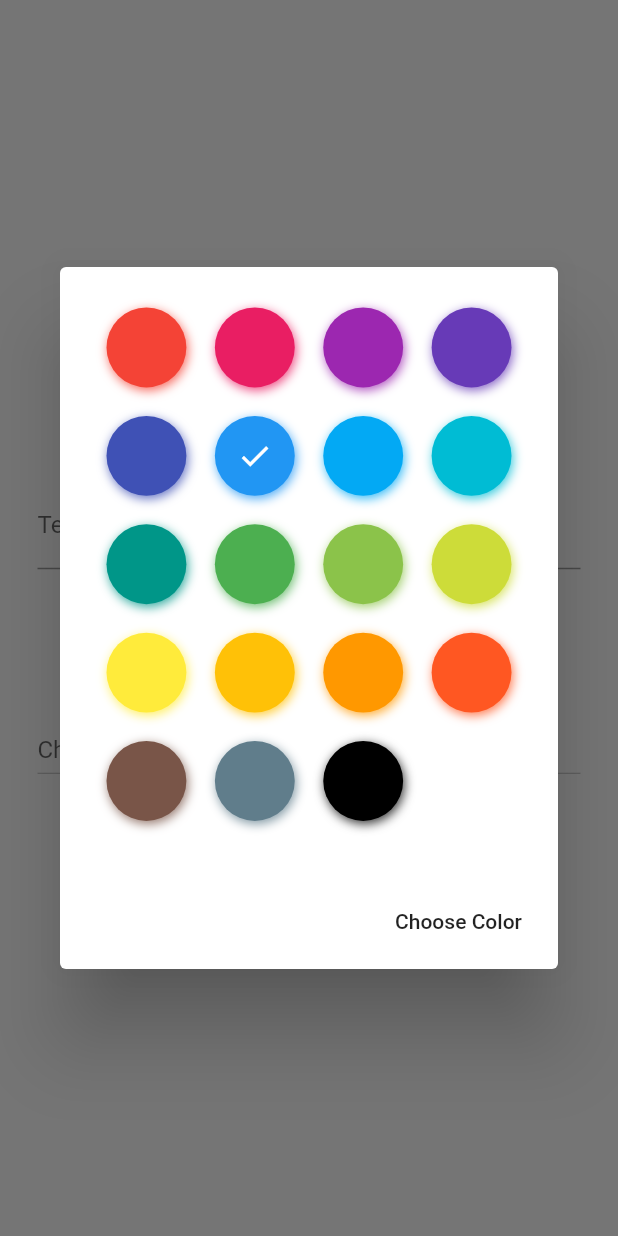
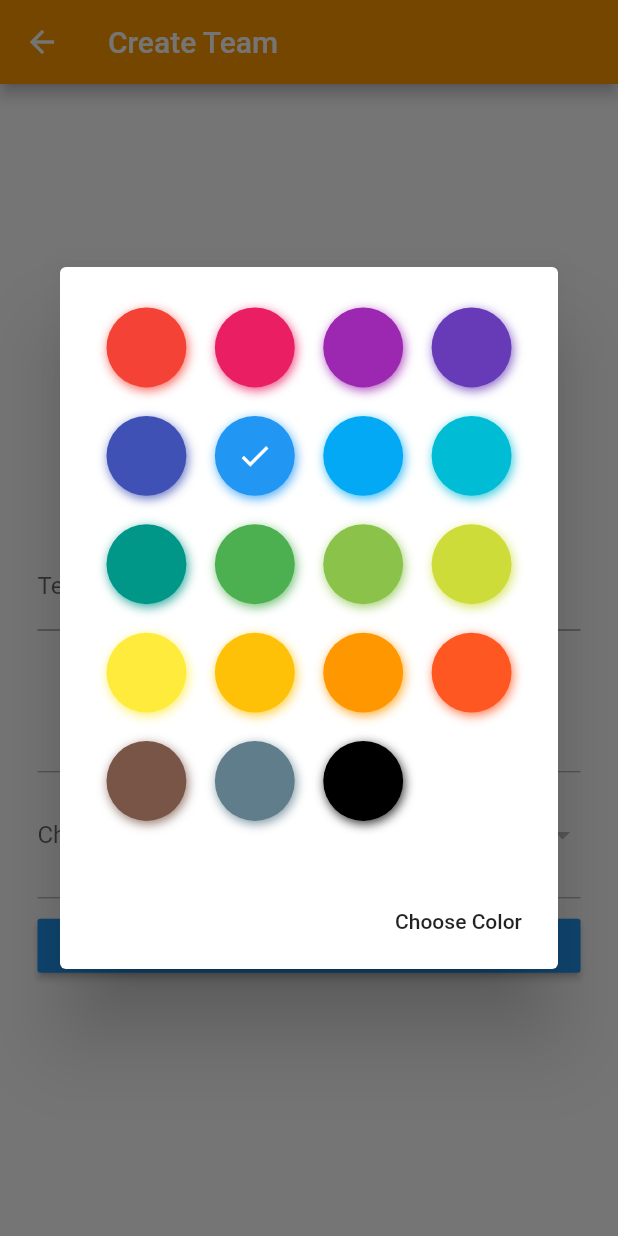
Before and after one commit to sullyTheDev/risky-biscuits, a Flutter app: the CreateTeamPage screen opened directly, after a tap on "Choose Team color", on a phone screen of 412 x 824 dp. Run offline on Flutter 3.47's test engine with Material 2 defaults, Android fonts, the phone set to English and light mode, and no system bars; drawn by our look-alikes of flutter_colorpicker; our stand-ins replace firebase_auth, flutter_slidable, flutter_svg; accounts and stored records are empty; network calls fail.

Commit message:
added teams stuff

```diff
--- a/lib/screens/create-team.dart
+++ b/lib/screens/create-team.dart
@@ -2,6 +2,8 @@ import 'dart:convert';
 
 import 'package:Risky_Biscuits/models/team.model.dart';
 import 'package:Risky_Biscuits/models/user.model.dart';
+import 'package:Risky_Biscuits/screens/teams.dart';
+import 'package:firebase_auth/firebase_auth.dart';
 import 'package:flutter/material.dart';
 import 'package:flutter_colorpicker/block_picker.dart';
 import 'package:http/http.dart' as http;
@@ -34,9 +36,12 @@ class CreateTeamPageState extends State<CreateTeamPage> {
   @override
   Widget build(BuildContext context) {
     return Scaffold(
+        appBar: AppBar(
+          title: Text('Create Team'),
+        ),
         body: SingleChildScrollView(
             child: Container(
-      height: MediaQuery.of(context).size.height,
+          height: MediaQuery.of(context).size.height - 100,
           padding: EdgeInsets.all(25),
           child: Center(
               child: Form(
@@ -47,9 +52,12 @@ class CreateTeamPageState extends State<CreateTeamPage> {
                 crossAxisAlignment: CrossAxisAlignment.stretch,
                 children: <Widget>[
                   Padding(
+                    padding: EdgeInsets.only(bottom: 20.0),
+                    child: Icon(Icons.people, size: 150.0, color: Colors.grey),
+                  ),
+                  Padding(
                     padding: EdgeInsets.only(top: 10.0, bottom: 10.0),
-              ),
-              TextFormField(
+                    child: TextFormField(
                       validator: (input) {
                         if (input.isEmpty) {
                           return 'Team name is required';
@@ -59,25 +67,31 @@ class CreateTeamPageState extends State<CreateTeamPage> {
                       onSaved: (input) => _teamName = input,
                       decoration: InputDecoration(labelText: 'Team Name'),
                     ),
+                  ),
                   Padding(
                     padding: EdgeInsets.only(top: 10.0, bottom: 10.0),
-              ),
-              ListTile(
+                    child: ListTile(
                       onTap: _showColorPicker,
                       title: Text('Choose Team color'),
                       leading: CircleAvatar(
                         backgroundColor: _teamColor,
                       ),
                     ),
+                  ),
+                  Divider(
+                    color: Colors.grey,
+                  ),
                   Padding(
                     padding: EdgeInsets.only(top: 10.0, bottom: 10.0),
-              ),
-              DropdownButton(
+                    child: DropdownButtonHideUnderline(
+                        child: DropdownButton(
                       value: _selectedUser,
-                items: _users?.map((u) => DropdownMenuItem(
+                      items: _users
+                          ?.map((u) => DropdownMenuItem(
                                 value: u,
                                 child: Text(u.name),
-                    ))?.toList(),
+                              ))
+                          ?.toList(),
                       hint: Text('Choose a teammate'),
                       onChanged: (user) {
                         setState(() {
@@ -85,7 +99,20 @@ class CreateTeamPageState extends State<CreateTeamPage> {
                           _selectedUser = user;
                         });
                       },
-              )
+                    )),
+                  ),
+                  Divider(
+                    color: Colors.grey,
+                  ),
+                  SizedBox(
+                    width: double.infinity,
+                    child: RaisedButton(
+                      color: Colors.blue,
+                      textColor: Colors.white,
+                      onPressed: _createTeam,
+                      child: Text('Create Team'),
+                    ),
+                  ),
                 ]),
           )),
         )));
@@ -93,12 +120,37 @@ class CreateTeamPageState extends State<CreateTeamPage> {
 
   Future<List<UserModel>> _getUsers() async {
     List<UserModel> users;
-    var result = await http.get('http://10.0.2.2:54732/api/users');
+    FirebaseUser user = await FirebaseAuth.instance.currentUser();
+    var result =
+        await http.get("http://10.0.2.2:54732/api/users?authId=${user.uid}");
     if (result.statusCode == 200) {
       var data = json.decode(result.body) as List;
       users = data.map<UserModel>((u) => UserModel.fromJson(u)).toList();
     }
     return users;
+  }
+
+  Future<void> _createTeam() async {
+    final formState = _formKey.currentState;
+    if (formState.validate() && _selectedUser != null && _teamColor != null) {
+      formState.save();
+      TeamModel team = TeamModel(
+          color: _teamColor.value.toString(),
+          name: _teamName,
+          users: [_selectedUser].toList());
+      try {
+        FirebaseUser user = await FirebaseAuth.instance.currentUser();
+        var result = await http.post("http://10.0.2.2:54732/api/teams?authId=${user.uid}",
+            headers: {
+              "Accept": "application/json",
+              "Content-Type": "application/json"
+            },
+            body: json.encode(team.toMap()));
+            print(result.body);
+      } catch (e) {
+        print(e);
+      }
+    }
   }
 
   void _showColorPicker() {
--- a/lib/screens/teams.dart
+++ b/lib/screens/teams.dart
@@ -1,6 +1,7 @@
 import 'dart:convert';
 import 'dart:math';
 
+import 'package:Risky_Biscuits/components/slide-right-nav.dart';
 import 'package:Risky_Biscuits/components/team-tile.dart';
 import 'package:Risky_Biscuits/models/team.model.dart';
 import 'package:Risky_Biscuits/screens/create-team.dart';
@@ -51,6 +52,7 @@ class _TeamsPageState extends State<TeamsPage> {
                     TeamModel currentTeam = snapshot.data[index];
                     return TeamTile(
                       team: currentTeam,
+                      onTap: () {Navigator.push(context, SlideRightRoute(page: CreateTeamPage()));},
                     );
                   });
         }
```
Also changed, not shown: lib/components/slide-right-nav.dart (added, +26 -0 lines), lib/components/team-tile.dart (+5 -9 lines), lib/models/team.model.dart (+8 -0 lines). Lines whose indentation alone changed are shown as unchanged.
